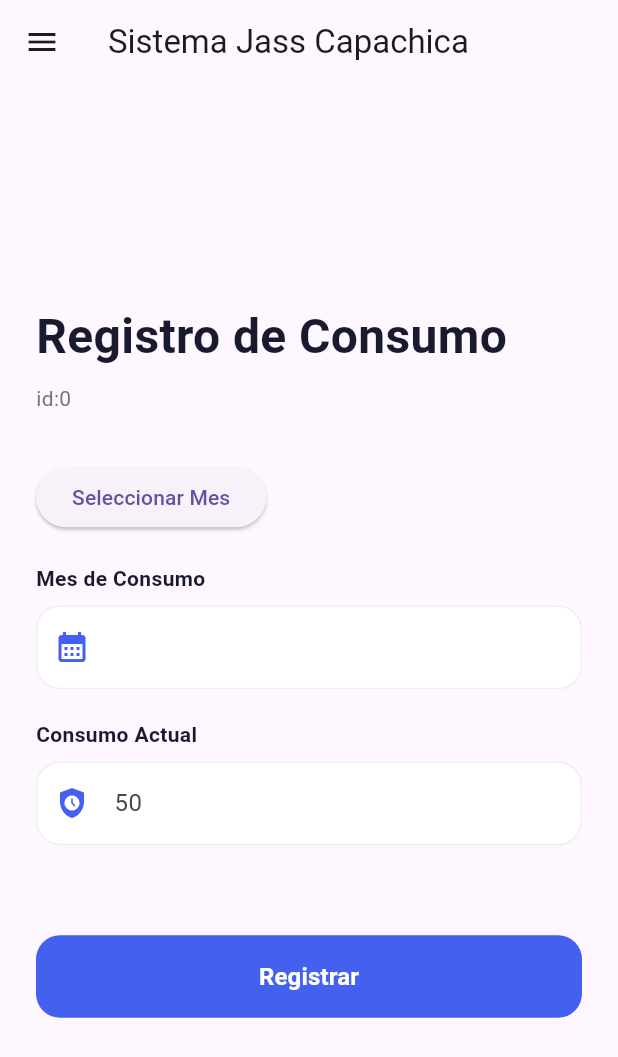
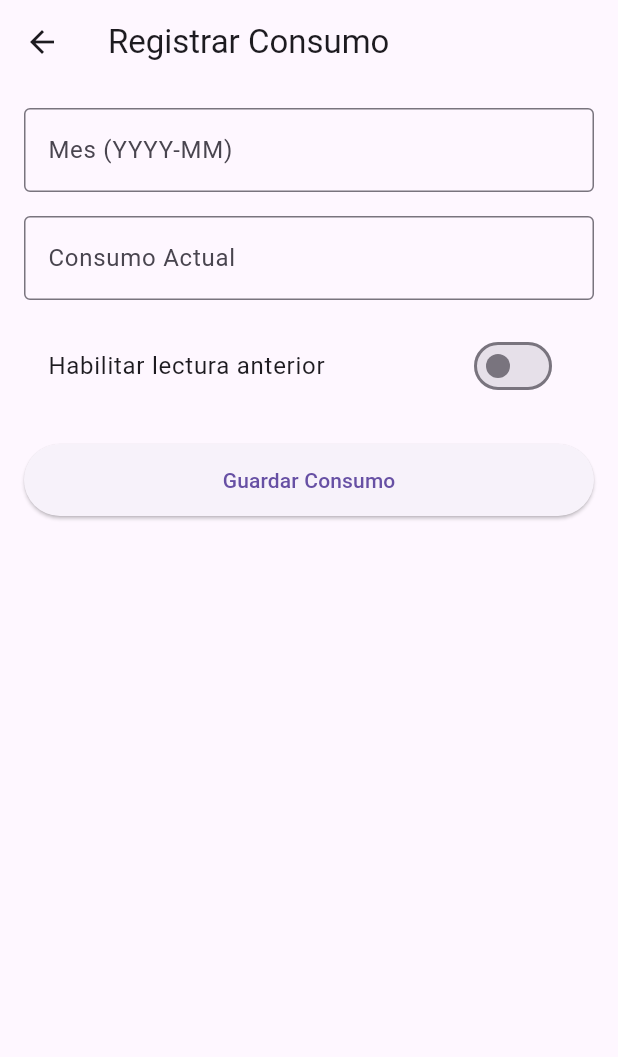
Before and after one commit to ozuro/app_lecturador, a Flutter app: the RegistroConsumoPage screen opened directly with empty values, on a phone screen of 412 x 824 dp. Shown: the top 1057 px of the screen. Run offline on Flutter 3.47's test engine with Material 3 defaults, Android fonts, the phone set to English and light mode, and no system bars; our stand-ins replace flutter_riverpod, shared_preferences; accounts and stored records are empty.

Commit message:
registro consumo ok beta

```diff
--- a/lib/data/data_sources/repository/registro_consumo_repository_impl.dart
+++ b/lib/data/data_sources/repository/registro_consumo_repository_impl.dart
@@ -1,4 +1,3 @@
-import 'package:app_lecturador/data/data_sources/services/auth_remote_data_sources.dart';
 import 'package:app_lecturador/data/data_sources/services/registro_consumo_data_sources.dart';
 
 import 'package:app_lecturador/domain/reporsitories/registro_consumo_repository.dart';
@@ -9,12 +8,12 @@ class RegistroConsumoRepositoryImpl implements RegistroConsumoRepository {
   RegistroConsumoRepositoryImpl(this.remote);
 
   @override
-  Future<void> registroConsumo(int idConexion, String fecha, int consumoActual,
+  Future<void> registroConsumo(int idConexion, String mes, int consumoActual,
       int consumoAnterior, String? foto, bool habilitarLecturaAnterior) async {
     try {
       await remote.registrarConsumo(
           conexionId: idConexion,
-          mes: fecha,
+          mes: mes,
           consumoActual: consumoActual,
           consumoAnterior: consumoAnterior,
           foto: foto,
--- a/lib/presentation/providers/registro_consumo/registroConsumo_provider.dart
+++ b/lib/presentation/providers/registro_consumo/registroConsumo_provider.dart
@@ -1,8 +1,11 @@
-import 'package:app_lecturador/presentation/providers/consumo/consumo_repository.dart';
+import 'package:app_lecturador/presentation/providers/registro_consumo/registroConsumo_notifier.dart';
+import 'package:app_lecturador/presentation/providers/registro_consumo/registroConsumo_repository.dart';
+
+import 'package:app_lecturador/presentation/providers/registro_consumo/registroConsumo_state.dart';
 import 'package:flutter_riverpod/flutter_riverpod.dart';
 
-final consumoNotifierProvider =
-    StateNotifierProvider<ConsumoNotifier, ConsumoState>((ref) {
-  final repository = ref.watch(consumosRepositoryProvider);
-  return ConsumoNotifier(repository);
+final registroConsumoNotifierProvider =
+    StateNotifierProvider<RegistroconsumoNotifier, RegistroconsumoState>((ref) {
+  final repository = ref.watch(registroconsumosRepositoryProvider);
+  return RegistroconsumoNotifier(repository);
 });
--- a/lib/presentation/providers/registro_consumo/registroConsumo_repository.dart
+++ b/lib/presentation/providers/registro_consumo/registroConsumo_repository.dart
@@ -1,11 +1,11 @@
 import 'package:app_lecturador/data/data_sources/repository/registro_consumo_repository_impl.dart';
-
 import 'package:app_lecturador/data/data_sources/services/registro_consumo_data_sources.dart';
-import 'package:app_lecturador/domain/entities/registro_consumo.dart';
+import 'package:app_lecturador/domain/reporsitories/registro_consumo_repository.dart';
 
 import 'package:flutter_riverpod/flutter_riverpod.dart';
 
-final registroconsumosRepositoryProvider = Provider<RegistroConsumo>((ref) {
+final registroconsumosRepositoryProvider =
+    Provider<RegistroConsumoRepository>((ref) {
   final remote = RegistroConsumoRemoteDataSource();
   return RegistroConsumoRepositoryImpl(remote);
 });
--- a/lib/presentation/providers/registro_consumo/registroConsumo_state.dart
+++ b/lib/presentation/providers/registro_consumo/registroConsumo_state.dart
@@ -1,19 +1,32 @@
-class ConsumoState {
-  final bool isLoading;
-  final String? error;
+enum RegistroStatus {
+  noRegistrado,
+  loading,
+  registrado,
+  error,
+}
 
-  const ConsumoState({
-    this.isLoading = false,
-    this.error,
+class RegistroconsumoState {
+  final RegistroStatus status;
+  final String? errorMessage;
+
+  const RegistroconsumoState({
+    required this.status,
+    this.errorMessage,
   });
 
-  ConsumoState copyWith({
-    bool? isLoading,
-    String? error,
+  factory RegistroconsumoState.initial() {
+    return const RegistroconsumoState(
+      status: RegistroStatus.noRegistrado,
+    );
+  }
+
+  RegistroconsumoState copyWith({
+    RegistroStatus? status,
+    String? errorMessage,
   }) {
-    return ConsumoState(
-      isLoading: isLoading ?? this.isLoading,
-      error: error,
+    return RegistroconsumoState(
+      status: status ?? this.status,
+      errorMessage: errorMessage,
     );
   }
 }
--- a/lib/presentation/screens/consumos/registro_consumo.dart
+++ b/lib/presentation/screens/consumos/registro_consumo.dart
@@ -1,127 +1,77 @@
-import 'package:app_lecturador/presentation/providers/home/home_provider.dart';
-import 'package:app_lecturador/presentation/widget/carta.dart';
-import 'package:app_lecturador/presentation/widget/navegacion.dart';
+import 'package:app_lecturador/presentation/providers/registro_consumo/registroConsumo_notifier.dart';
+import 'package:app_lecturador/presentation/providers/registro_consumo/registroConsumo_provider.dart';
+import 'package:app_lecturador/presentation/providers/registro_consumo/registroConsumo_state.dart';
 import 'package:flutter/material.dart';
 import 'package:flutter_riverpod/flutter_riverpod.dart';
-import 'package:month_selector/month_selector.dart';
 
-class RegistroConsumoPage extends ConsumerWidget {
+class RegistroConsumoPage extends ConsumerStatefulWidget {
   final int conexionId;
-  const RegistroConsumoPage({super.key, required this.conexionId});
 
-  static const String title = 'Sistema Jass Capachica';
-  static const Color colorazul = Color.fromARGB(255, 68, 128, 219);
+  const RegistroConsumoPage({
+    super.key,
+    required this.conexionId,
+  });
 
   @override
-  Widget build(BuildContext context, WidgetRef ref) {
-    // Escucha el provider que trae los datos del home
-    final reporteHome = ref.watch(reporteHomeProvider);
-    final _formKey = GlobalKey<FormState>();
-    bool _obscureText = true;
+  ConsumerState<RegistroConsumoPage> createState() =>
+      _RegistroConsumoPageState();
+}
 
-// month
-    DateTime? month;
+class _RegistroConsumoPageState extends ConsumerState<RegistroConsumoPage> {
+  final _formKey = GlobalKey<FormState>();
 
-    String monthDisplay(DateTime date) {
-      final month = date.month.toString().padLeft(2, '0');
-      final year = date.year.toString();
-      return "$month/$year";
-    }
+  final _mesController = TextEditingController();
+  final _consumoActualController = TextEditingController();
+
+  bool _habilitarLecturaAnterior = false;
+  String? _fotoBase64;
+
+  @override
+  void dispose() {
+    _mesController.dispose();
+    _consumoActualController.dispose();
+    super.dispose();
+  }
+
+  @override
+  Widget build(BuildContext context) {
+    final state = ref.watch(registroConsumoNotifierProvider);
+    final notifier = ref.read(registroConsumoNotifierProvider.notifier);
+
+    ref.listen(registroConsumoNotifierProvider, (previous, next) {
+      if (next.status == RegistroStatus.registrado) {
+        ScaffoldMessenger.of(context).showSnackBar(
+          const SnackBar(content: Text('Consumo registrado correctamente')),
+        );
+        Navigator.pop(context);
+      }
+
+      if (next.status == RegistroStatus.error) {
+        ScaffoldMessenger.of(context).showSnackBar(
+          SnackBar(content: Text(next.errorMessage ?? 'Error desconocido')),
+        );
+      }
+    });
 
     return Scaffold(
       appBar: AppBar(
-        title: const Text(RegistroConsumoPage.title),
+        title: const Text('Registrar Consumo'),
       ),
-      drawer: navegacion(context),
-      body: Center(
-        child: SingleChildScrollView(
-          padding: const EdgeInsets.all(24.0),
+      body: AbsorbPointer(
+        absorbing: state.status == RegistroStatus.loading,
+        child: Padding(
+          padding: const EdgeInsets.all(16),
           child: Form(
             key: _formKey,
-            child: Column(
-              crossAxisAlignment: CrossAxisAlignment.start,
+            child: ListView(
               children: [
-                const Text(
-                  "Registro de Consumo",
-                  style: TextStyle(
-                      fontSize: 32,
-                      fontWeight: FontWeight.bold,
-                      color: Color(0xFF1A1A2E)),
-                ),
-                const SizedBox(height: 8),
-                Text("id:$conexionId",
-                    style: TextStyle(color: Colors.grey[600])),
-                SizedBox(height: 32),
-                ElevatedButton(
-                  onPressed: () {
-                    showDialog(
-                        context: context,
-                        builder: (context) {
-                          return MonthSelector(
-                            selectedDate: month != null ? [month!] : [],
-                            callback: (res) {
-                              Navigator.pop(context);
-                              // if (res != null && res != []) {
-                              //   setState(() {
-                              //     month = res[0];
-                              //   });
-                              // }
-                            },
-                          );
-                        });
-                  },
-                  child: Text(
-                      month != null ? monthDisplay(month!) : "Seleccionar Mes"),
-                ),
-                const SizedBox(height: 20),
-                // Campo de Email
-                _buildTextField(
-                  label: "Mes de Consumo",
-                  hint: "",
-                  icon: Icons.calendar_month,
-                  validator: (value) =>
-                      value!.contains('-') ? null : "Ingresa un mes válido",
-                ),
-                SizedBox(height: 20),
-
-                // Campo de Password
-                _buildTextField(
-                  label: "Consumo Actual",
-                  hint: "50",
-                  icon: Icons.safety_check,
-                  isPassword: false,
-                  obscureText: _obscureText,
-                  validator: (value) =>
-                      value!.length < 6 ? "Mínimo 6 caracteres" : null,
-                ),
-
-                const SizedBox(height: 40),
-
-                // Botón Moderno
-
-                SizedBox(height: 20),
-
-                SizedBox(
-                  width: double.infinity,
-                  height: 55,
-                  child: ElevatedButton(
-                    style: ElevatedButton.styleFrom(
-                      backgroundColor: Color(0xFF4361EE),
-                      foregroundColor: Colors.white,
-                      shape: RoundedRectangleBorder(
-                          borderRadius: BorderRadius.circular(16)),
-                      elevation: 0,
-                    ),
-                    onPressed: () {
-                      if (_formKey.currentState!.validate()) {
-                        // Lógica de éxito
-                      }
-                    },
-                    child: const Text("Registrar",
-                        style: TextStyle(
-                            fontSize: 16, fontWeight: FontWeight.bold)),
-                  ),
-                ),
+                _buildMesField(),
+                const SizedBox(height: 16),
+                _buildConsumoActualField(),
+                const SizedBox(height: 16),
+                _buildLecturaAnteriorSwitch(),
+                const SizedBox(height: 24),
+                _buildSubmitButton(state, notifier),
               ],
             ),
           ),
@@ -130,56 +80,86 @@ class RegistroConsumoPage extends ConsumerWidget {
     );
   }
 
-  // Widget reutilizable para mantener el código limpio
-  Widget _buildTextField({
-    required String label,
-    required String hint,
-    required IconData icon,
-    bool isPassword = false,
-    bool obscureText = false,
-    VoidCallback? togglePassword,
-    String? Function(String?)? validator,
-  }) {
-    return Column(
-      crossAxisAlignment: CrossAxisAlignment.start,
-      children: [
-        Text(label,
-            style: TextStyle(
-                fontWeight: FontWeight.w600, color: Color(0xFF1A1A2E))),
-        SizedBox(height: 8),
-        TextFormField(
-          obscureText: obscureText,
-          validator: validator,
-          decoration: InputDecoration(
-            hintText: hint,
-            prefixIcon: Icon(icon, color: Color(0xFF4361EE)),
-            suffixIcon: isPassword
-                ? IconButton(
-                    icon: Icon(
-                        obscureText ? Icons.visibility : Icons.visibility_off),
-                    onPressed: togglePassword)
-                : null,
-            filled: true,
-            fillColor: Colors.white,
-            border: OutlineInputBorder(
-              borderRadius: BorderRadius.circular(16),
-              borderSide: BorderSide.none,
-            ),
-            enabledBorder: OutlineInputBorder(
-              borderRadius: BorderRadius.circular(16),
-              borderSide: BorderSide(color: Colors.grey[200]!),
-            ),
-            focusedBorder: OutlineInputBorder(
-              borderRadius: BorderRadius.circular(16),
-              borderSide: BorderSide(color: Color(0xFF4361EE), width: 2),
-            ),
-            errorBorder: OutlineInputBorder(
-              borderRadius: BorderRadius.circular(16),
-              borderSide: BorderSide(color: Colors.redAccent),
-            ),
-          ),
-        ),
-      ],
+  Widget _buildMesField() {
+    return TextFormField(
+      controller: _mesController,
+      decoration: const InputDecoration(
+        labelText: 'Mes (YYYY-MM)',
+        border: OutlineInputBorder(),
+      ),
+      validator: (value) {
+        if (value == null || value.isEmpty) {
+          return 'Ingrese el mes';
+        }
+        return null;
+      },
+    );
+  }
+
+  Widget _buildConsumoActualField() {
+    return TextFormField(
+      controller: _consumoActualController,
+      keyboardType: TextInputType.number,
+      decoration: const InputDecoration(
+        labelText: 'Consumo Actual',
+        border: OutlineInputBorder(),
+      ),
+      validator: (value) {
+        if (value == null || value.isEmpty) {
+          return 'Ingrese el consumo actual';
+        }
+        if (int.tryParse(value) == null) {
+          return 'Debe ser un número';
+        }
+        return null;
+      },
+    );
+  }
+
+  Widget _buildLecturaAnteriorSwitch() {
+    return SwitchListTile(
+      title: const Text('Habilitar lectura anterior'),
+      value: _habilitarLecturaAnterior,
+      onChanged: (value) {
+        setState(() {
+          _habilitarLecturaAnterior = value;
+        });
+      },
+    );
+  }
+
+  Widget _buildSubmitButton(
+    RegistroconsumoState state,
+    RegistroconsumoNotifier notifier,
+  ) {
+    return SizedBox(
+      height: 48,
+      child: ElevatedButton(
+        onPressed: state.status == RegistroStatus.loading
+            ? null
+            : () {
+                if (!_formKey.currentState!.validate()) return;
+
+                /// 🔒 Valores seguros (NUNCA null)
+                final int consumoActual =
+                    int.tryParse(_consumoActualController.text) ?? 0;
+
+                final int lecturaAnterior = _habilitarLecturaAnterior ? 0 : 0;
+                // si luego traes lectura real, aquí la cambias
+
+                notifier.registroConsumo(
+                  widget.conexionId,
+                  _mesController.text,
+                  consumoActual,
+                  lecturaAnterior,
+                  _fotoBase64,
+                  _habilitarLecturaAnterior,
+                );
+              },
+        child: state.status == RegistroStatus.loading
+            ? const CircularProgressIndicator(color: Colors.white)
+            : const Text('Guardar Consumo'),
+      ),
     );
   }
 }
```
Also changed, not shown: lib/data/data_sources/services/registro_consumo_data_sources.dart (+13 -1 lines), lib/domain/entities/registro_consumo.dart (+5 -5 lines), lib/presentation/providers/registro_consumo/registroConsumo_notifier.dart (+22 -11 lines), lib/presentation/screens/consumos/lista_consumo.dart (+11 -3 lines), 4 other files.
